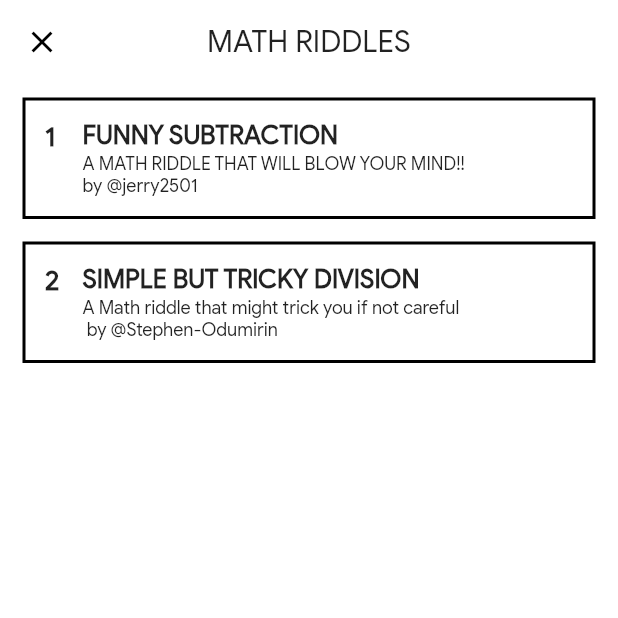
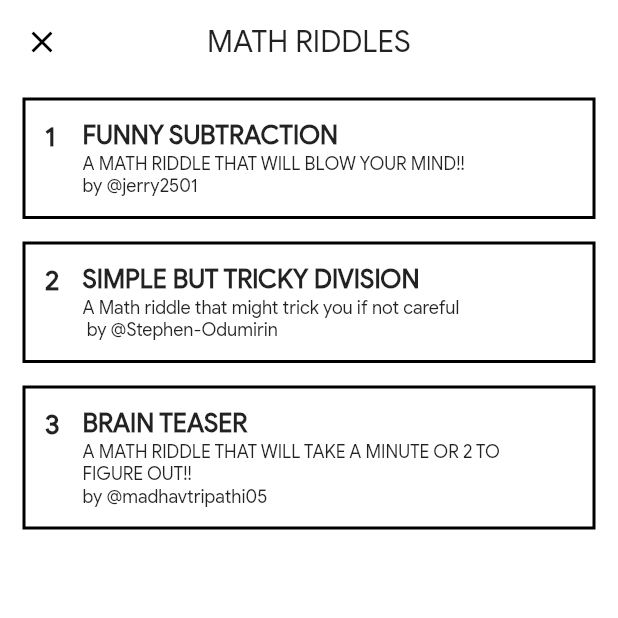
Before and after one commit to clubgamma/RiddlesWorld, a Flutter app: the MathRiddles screen opened by its route, on a phone screen of 412 x 824 dp, the top half of it. Run offline on Flutter 3.47's test engine with Material 2 defaults, Android fonts, the phone set to English and light mode, and no system bars; our stand-ins replace flutter_svg, fluttertoast, image_picker.

Commit message:
ADDED A MATH RIDDLE (#8)
* ADDED A MATH RIDDLE
FIXED A TYPO

* updated question index

```diff
--- a/lib/categories/Math/MathRiddlelLists.dart
+++ b/lib/categories/Math/MathRiddlelLists.dart
@@ -3,6 +3,7 @@ import 'package:riddleworld/categories/Math/math1@jerry2501/math1HomePage.dart';
 import 'package:riddleworld/universal/riddleAppbar.dart';
 
 import 'math2@Stephen-Odumirin/math2HomePage.dart';
+import 'math3@madhavtripathi05/math3HomePage.dart';
 
 class MathRiddles extends StatefulWidget {
   @override
@@ -37,6 +38,15 @@ class _StateMathRiddles extends State<MathRiddles> {
                       MaterialPageRoute(builder: (ctx) => Math2HomeScreen()));
                 },
               ),
+              ActionCard(
+                  name: 'BRAIN TEASER',
+                  description:
+                      'A MATH RIDDLE THAT WILL TAKE A MINUTE OR 2 TO FIGURE OUT!!\nby @madhavtripathi05',
+                  number: '3',
+                  onPressed: () {
+                    Navigator.of(context).push(
+                        MaterialPageRoute(builder: (ctx) => Math3HomeScreen()));
+                  }),
             ],
           ),
         ),
```
Also changed, not shown: lib/categories/Math/math3@madhavtripathi05/math3HomePage.dart (renamed from lib/categories/Math/math1@jerry2501/math1HomePage.dart, +17 -9 lines), lib/universal/result.dart (+9 -1 lines), pubspec.lock.
